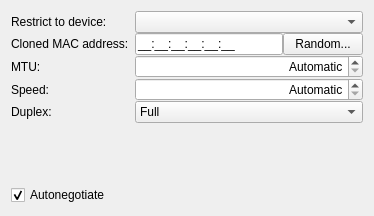
Before: the Qt Designer form libs/editor/settings/ui/wiredconnectionwidget.ui in KDE/plasma-nm, drawn with Qt 5.
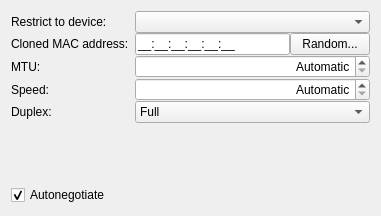
After: the same form once the commit is applied. Custom widgets are drawn as their Qt base class.

```diff
--- a/libs/editor/settings/ui/wiredconnectionwidget.ui
+++ b/libs/editor/settings/ui/wiredconnectionwidget.ui
@@ -6,7 +6,7 @@
    <rect>
     <x>0</x>
     <y>0</y>
-    <width>374</width>
+    <width>381</width>
     <height>216</height>
    </rect>
   </property>
@@ -102,7 +102,7 @@
       <string> bytes</string>
      </property>
      <property name="maximum">
-      <number>9999</number>
+      <number>10000</number>
      </property>
     </widget>
    </item>
```
Lines whose indentation alone changed are shown as unchanged.
